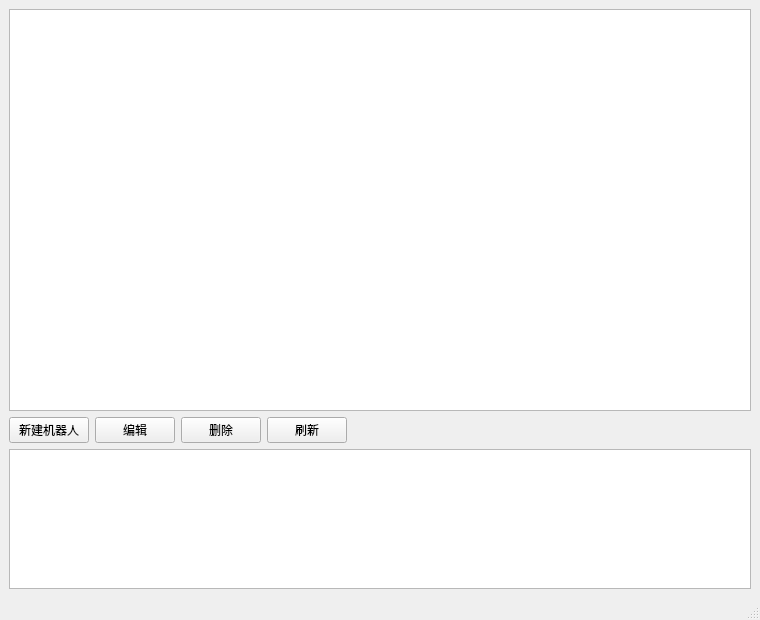
This is mainwindow.ui in Yukonila/AVGRobot as Qt 5 draws it before an edit. The edited form follows.
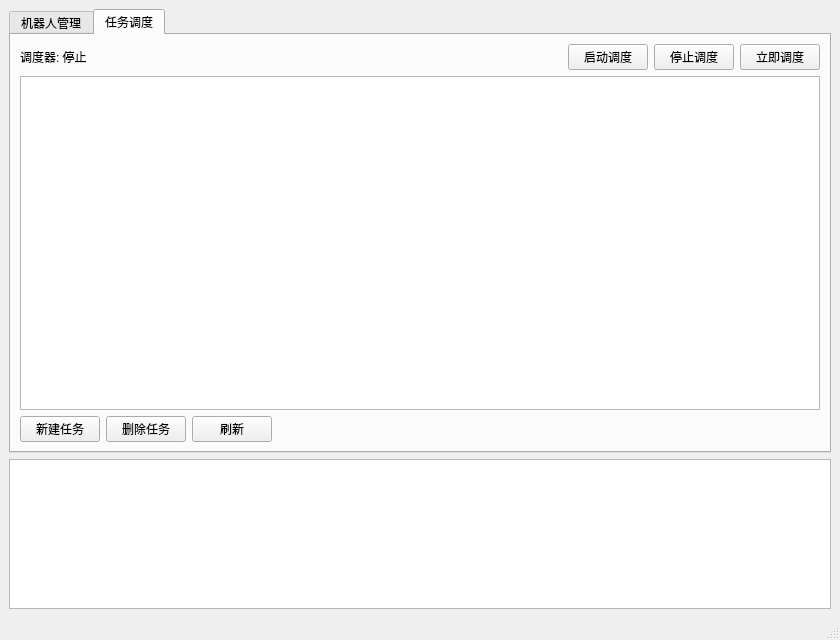
This is the edited form. The open tabs and pages were chosen to show the change.

What changed in the file:
```diff
--- a/mainwindow.ui
+++ b/mainwindow.ui
@@ -6,8 +6,8 @@
    <rect>
     <x>0</x>
     <y>0</y>
-    <width>760</width>
-    <height>620</height>
+    <width>840</width>
+    <height>640</height>
    </rect>
   </property>
   <property name="windowTitle">
@@ -16,6 +16,16 @@
   <widget class="QWidget" name="centralwidget">
    <layout class="QVBoxLayout" name="verticalLayout">
     <item>
+     <widget class="QTabWidget" name="tabMain">
+      <property name="currentIndex">
+       <number>0</number>
+      </property>
+      <widget class="QWidget" name="robotPage">
+       <attribute name="title">
+        <string>机器人管理</string>
+       </attribute>
+       <layout class="QVBoxLayout" name="robotPageLayout">
+        <item>
      <widget class="QTableWidget" name="tableRobot">
       <property name="editTriggers">
        <set>QAbstractItemView::NoEditTriggers</set>
@@ -29,7 +39,7 @@
      </widget>
     </item>
     <item>
-     <layout class="QHBoxLayout" name="buttonLayout">
+         <layout class="QHBoxLayout" name="robotButtonLayout">
       <item>
        <widget class="QPushButton" name="btnAddRobot">
         <property name="text">
@@ -72,13 +82,120 @@
        </spacer>
       </item>
      </layout>
+        </item>
+       </layout>
+      </widget>
+      <widget class="QWidget" name="taskPage">
+       <attribute name="title">
+        <string>任务调度</string>
+       </attribute>
+       <layout class="QVBoxLayout" name="taskPageLayout">
+        <item>
+         <layout class="QHBoxLayout" name="schedulerControlLayout">
+          <item>
+           <widget class="QLabel" name="schedulerStateLabel">
+            <property name="text">
+             <string>调度器: 停止</string>
+            </property>
+           </widget>
+          </item>
+          <item>
+           <spacer name="schedulerSpacer">
+            <property name="orientation">
+             <enum>Qt::Horizontal</enum>
+            </property>
+            <property name="sizeHint" stdset="0">
+             <size>
+              <width>20</width>
+              <height>20</height>
+             </size>
+            </property>
+           </spacer>
+          </item>
+          <item>
+           <widget class="QPushButton" name="btnStartScheduler">
+            <property name="text">
+             <string>启动调度</string>
+            </property>
+           </widget>
+          </item>
+          <item>
+           <widget class="QPushButton" name="btnStopScheduler">
+            <property name="text">
+             <string>停止调度</string>
+            </property>
+           </widget>
+          </item>
+          <item>
+           <widget class="QPushButton" name="btnScheduleOnce">
+            <property name="text">
+             <string>立即调度</string>
+            </property>
+           </widget>
+          </item>
+         </layout>
+        </item>
+        <item>
+         <widget class="QTableWidget" name="tableTask">
+          <property name="editTriggers">
+           <set>QAbstractItemView::NoEditTriggers</set>
+          </property>
+          <property name="alternatingRowColors">
+           <bool>true</bool>
+          </property>
+          <property name="selectionBehavior">
+           <enum>QAbstractItemView::SelectRows</enum>
+          </property>
+         </widget>
+        </item>
+        <item>
+         <layout class="QHBoxLayout" name="taskButtonLayout">
+          <item>
+           <widget class="QPushButton" name="btnAddTask">
+            <property name="text">
+             <string>新建任务</string>
+            </property>
+           </widget>
+          </item>
+          <item>
+           <widget class="QPushButton" name="btnDeleteTask">
+            <property name="text">
+             <string>删除任务</string>
+            </property>
+           </widget>
+          </item>
+          <item>
+           <widget class="QPushButton" name="btnRefreshTask">
+            <property name="text">
+             <string>刷新</string>
+            </property>
+           </widget>
+          </item>
+          <item>
+           <spacer name="taskButtonSpacer">
+            <property name="orientation">
+             <enum>Qt::Horizontal</enum>
+            </property>
+            <property name="sizeHint" stdset="0">
+             <size>
+              <width>40</width>
+              <height>20</height>
+             </size>
+            </property>
+           </spacer>
+          </item>
+         </layout>
+        </item>
+       </layout>
+      </widget>
+     </widget>
     </item>
     <item>
      <widget class="QTextBrowser" name="textLog">
       <property name="maximumSize">
        <size>
         <width>16777215</width>
-        <height>140</height>
+        <height>150</height>
        </size>
       </property>
      </widget>
```
Left out of the diff: 4 changed lines with no effect on the pictures. Lines whose indentation alone changed are shown as unchanged.
